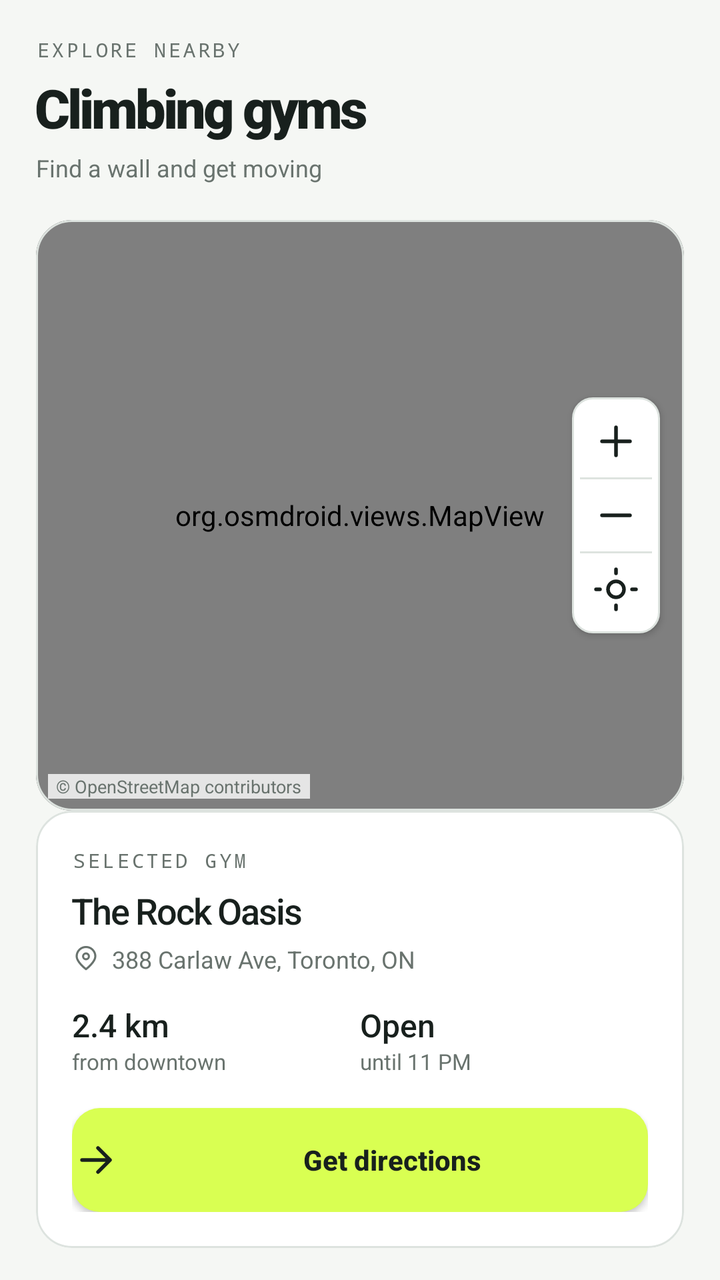
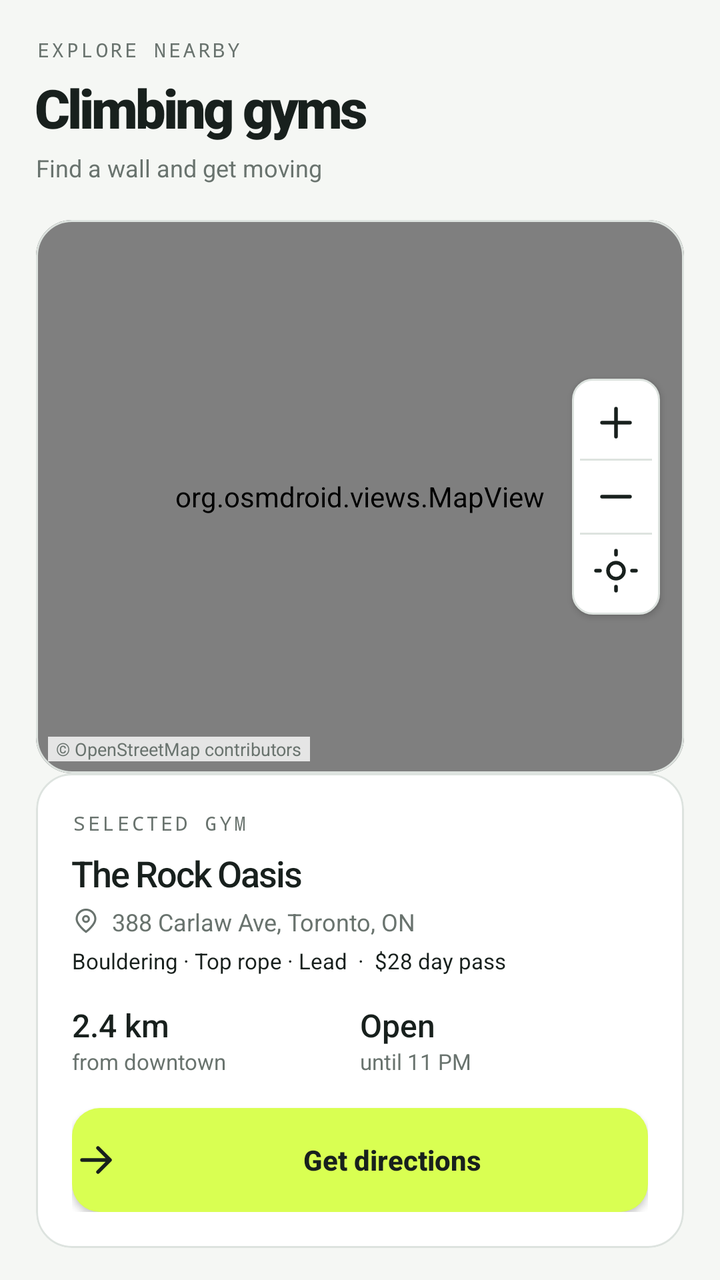

Before-and-after screenshots of an Android layout around one commit, followed by the original layout XML and the change that was made.
<!-- AndroidManifest.xml: application theme Theme.SendBeta -->
<!-- res/layout/fragment_map.xml -->
<?xml version="1.0" encoding="utf-8"?>
<androidx.constraintlayout.widget.ConstraintLayout
    xmlns:android="http://schemas.android.com/apk/res/android"
    xmlns:app="http://schemas.android.com/apk/res-auto"
    android:layout_width="match_parent"
    android:layout_height="match_parent"
    android:background="@color/paper">

    
    <LinearLayout
        android:id="@+id/header"
        android:layout_width="match_parent"
        android:layout_height="wrap_content"
        android:orientation="vertical"
        android:paddingHorizontal="18dp"
        android:paddingTop="18dp"
        app:layout_constraintTop_toTopOf="parent">

        <TextView
            android:layout_width="wrap_content"
            android:layout_height="wrap_content"
            android:fontFamily="monospace"
            android:letterSpacing="0.13"
            android:text="@string/explore_nearby"
            android:textAllCaps="true"
            android:textColor="@color/muted"
            android:textSize="10sp" />

        <TextView
            android:layout_width="wrap_content"
            android:layout_height="wrap_content"
            android:layout_marginTop="4dp"
            android:fontFamily="sans-serif-black"
            android:letterSpacing="-0.05"
            android:text="@string/climbing_gyms"
            android:textColor="@color/ink"
            android:textSize="27sp" />

        <TextView
            android:id="@+id/map_subtitle"
            android:layout_width="wrap_content"
            android:layout_height="wrap_content"
            android:layout_marginTop="4dp"
            android:text="@string/map_subtitle"
            android:textColor="@color/muted"
            android:textSize="12sp" />
    </LinearLayout>

    
    <HorizontalScrollView
        android:id="@+id/gym_chips_scroll"
        android:layout_width="match_parent"
        android:layout_height="wrap_content"
        android:layout_marginTop="10dp"
        android:clipToPadding="false"
        android:paddingHorizontal="18dp"
        android:scrollbars="none"
        app:layout_constraintTop_toBottomOf="@id/header">

        <com.google.android.material.chip.ChipGroup
            android:id="@+id/gym_chips"
            android:layout_width="wrap_content"
            android:layout_height="wrap_content"
            app:selectionRequired="true"
            app:singleLine="true"
            app:singleSelection="true" />
    </HorizontalScrollView>

    
    <com.google.android.material.card.MaterialCardView
        android:id="@+id/map_card"
        android:layout_width="match_parent"
        android:layout_height="0dp"
        android:layout_marginHorizontal="18dp"
        android:layout_marginTop="8dp"
        app:cardBackgroundColor="@color/line"
        app:cardCornerRadius="18dp"
        app:cardElevation="0dp"
        app:layout_constraintBottom_toTopOf="@id/gym_info_card"
        app:layout_constraintTop_toBottomOf="@id/gym_chips_scroll">

        <FrameLayout
            android:layout_width="match_parent"
            android:layout_height="match_parent">

            
            <org.osmdroid.views.MapView
                android:id="@+id/map_view"
                android:layout_width="match_parent"
                android:layout_height="match_parent" />

            
            <LinearLayout
                android:layout_width="wrap_content"
                android:layout_height="wrap_content"
                android:layout_gravity="end|center_vertical"
                android:layout_marginEnd="12dp"
                android:background="@drawable/map_controls_background"
                android:elevation="2dp"
                android:orientation="vertical"
                android:padding="4dp">

                <ImageButton
                    android:id="@+id/btn_zoom_in"
                    android:layout_width="36dp"
                    android:layout_height="36dp"
                    android:background="@android:color/transparent"
                    android:contentDescription="Zoom in"
                    android:src="@drawable/ic_plus"
                    app:tint="@color/ink" />

                <View
                    android:layout_width="match_parent"
                    android:layout_height="1dp"
                    android:background="@color/line" />

                <ImageButton
                    android:id="@+id/btn_zoom_out"
                    android:layout_width="36dp"
                    android:layout_height="36dp"
                    android:background="@android:color/transparent"
                    android:contentDescription="Zoom out"
                    android:src="@drawable/ic_minus"
                    app:tint="@color/ink" />

                <View
                    android:layout_width="match_parent"
                    android:layout_height="1dp"
                    android:background="@color/line" />

                <ImageButton
                    android:id="@+id/btn_my_location"
                    android:layout_width="36dp"
                    android:layout_height="36dp"
                    android:background="@android:color/transparent"
                    android:contentDescription="My location"
                    android:src="@drawable/ic_my_location"
                    app:tint="@color/ink" />
            </LinearLayout>

            
            <TextView
                android:layout_width="wrap_content"
                android:layout_height="wrap_content"
                android:layout_gravity="bottom|start"
                android:layout_margin="6dp"
                android:background="#CCFFFFFF"
                android:paddingHorizontal="4dp"
                android:text="© OpenStreetMap contributors"
                android:textColor="@color/muted"
                android:textSize="9sp" />
        </FrameLayout>
    </com.google.android.material.card.MaterialCardView>

    
    <com.google.android.material.card.MaterialCardView
        android:id="@+id/gym_info_card"
        android:layout_width="match_parent"
        android:layout_height="wrap_content"
        android:layout_marginHorizontal="18dp"
        android:layout_marginTop="12dp"
        android:layout_marginBottom="16dp"
        app:cardBackgroundColor="@color/white"
        app:cardCornerRadius="18dp"
        app:cardElevation="0dp"
        app:layout_constraintBottom_toBottomOf="parent"
        app:strokeColor="@color/line"
        app:strokeWidth="1dp">

        <LinearLayout
            android:layout_width="match_parent"
            android:layout_height="wrap_content"
            android:orientation="vertical"
            android:padding="18dp">

            <TextView
                android:layout_width="wrap_content"
                android:layout_height="wrap_content"
                android:fontFamily="monospace"
                android:letterSpacing="0.13"
                android:text="@string/selected_gym"
                android:textAllCaps="true"
                android:textColor="@color/muted"
                android:textSize="10sp" />

            <TextView
                android:id="@+id/gym_name"
                android:layout_width="wrap_content"
                android:layout_height="wrap_content"
                android:layout_marginTop="6dp"
                android:fontFamily="sans-serif-medium"
                android:letterSpacing="-0.04"
                android:text="The Rock Oasis"
                android:textColor="@color/ink"
                android:textSize="18sp" />

            <LinearLayout
                android:layout_width="wrap_content"
                android:layout_height="wrap_content"
                android:layout_marginTop="4dp"
                android:gravity="center_vertical"
                android:orientation="horizontal">

                <ImageView
                    android:layout_width="14dp"
                    android:layout_height="14dp"
                    android:src="@drawable/ic_location"
                    app:tint="@color/muted" />

                <TextView
                    android:id="@+id/gym_address"
                    android:layout_width="wrap_content"
                    android:layout_height="wrap_content"
                    android:layout_marginStart="6dp"
                    android:text="388 Carlaw Ave, Toronto, ON"
                    android:textColor="@color/muted"
                    android:textSize="12sp" />
            </LinearLayout>

            
            <LinearLayout
                android:layout_width="match_parent"
                android:layout_height="wrap_content"
                android:layout_marginTop="14dp"
                android:orientation="horizontal">

                <LinearLayout
                    android:layout_width="0dp"
                    android:layout_height="wrap_content"
                    android:layout_weight="1"
                    android:orientation="vertical">

                    <TextView
                        android:id="@+id/gym_distance"
                        android:layout_width="wrap_content"
                        android:layout_height="wrap_content"
                        android:fontFamily="sans-serif-medium"
                        android:text="2.4 km"
                        android:textColor="@color/ink"
                        android:textSize="16sp" />

                    <TextView
                        android:id="@+id/gym_distance_label"
                        android:layout_width="wrap_content"
                        android:layout_height="wrap_content"
                        android:text="from downtown"
                        android:textColor="@color/muted"
                        android:textSize="11sp" />
                </LinearLayout>

                <LinearLayout
                    android:layout_width="0dp"
                    android:layout_height="wrap_content"
                    android:layout_weight="1"
                    android:orientation="vertical">

                    <TextView
                        android:id="@+id/gym_hours"
                        android:layout_width="wrap_content"
                        android:layout_height="wrap_content"
                        android:fontFamily="sans-serif-medium"
                        android:text="Open"
                        android:textColor="@color/ink"
                        android:textSize="16sp" />

                    <TextView
                        android:id="@+id/gym_hours_label"
                        android:layout_width="wrap_content"
                        android:layout_height="wrap_content"
                        android:text="until 11 PM"
                        android:textColor="@color/muted"
                        android:textSize="11sp" />
                </LinearLayout>
            </LinearLayout>

            
            <Button
                android:id="@+id/btn_directions"
                android:layout_width="match_parent"
                android:layout_height="52dp"
                android:layout_marginTop="16dp"
                android:background="@drawable/button_lime"
                android:drawableStart="@drawable/ic_arrow_forward"
                android:drawablePadding="8dp"
                android:text="@string/get_directions"
                android:textAllCaps="false"
                android:textColor="@color/ink"
                android:textSize="14sp"
                android:textStyle="bold"
                app:drawableTint="@color/ink" />
        </LinearLayout>
    </com.google.android.material.card.MaterialCardView>
</androidx.constraintlayout.widget.ConstraintLayout>
<!-- resources referenced by this layout -->
<resources>
  <color name="ink">#18201d</color>
  <color name="line">#dde3df</color>
  <color name="muted">#69736e</color>
  <color name="paper">#f5f7f4</color>
  <color name="white">#ffffff</color>
  <!-- drawable button_lime (drawable) -->
  <?xml version="1.0" encoding="utf-8"?>
  <shape xmlns:android="http://schemas.android.com/apk/res/android"
      android:shape="rectangle">
      <solid android:color="@color/lime" />
      <corners android:radius="14dp" />
  </shape>
  <!-- drawable ic_arrow_forward (drawable) -->
  <?xml version="1.0" encoding="utf-8"?>
  <vector xmlns:android="http://schemas.android.com/apk/res/android"
      android:width="24dp"
      android:height="24dp"
      android:viewportWidth="24"
      android:viewportHeight="24">
      <path
          android:pathData="M5,12h14M13,6l6,6 -6,6"
          android:strokeWidth="1.8"
          android:strokeColor="@color/ink"
          android:strokeLineCap="round"
          android:strokeLineJoin="round"
          android:fillColor="#00000000" />
  </vector>
  <!-- drawable ic_minus (drawable) -->
  <?xml version="1.0" encoding="utf-8"?>
  <vector xmlns:android="http://schemas.android.com/apk/res/android"
      android:width="24dp"
      android:height="24dp"
      android:viewportWidth="24"
      android:viewportHeight="24">
      <path
          android:pathData="M5,12H19"
          android:strokeWidth="1.8"
          android:strokeColor="@color/ink"
          android:strokeLineCap="round"
          android:strokeLineJoin="round"
          android:fillColor="#00000000"/>
  </vector>
  <!-- drawable ic_plus (drawable) -->
  <?xml version="1.0" encoding="utf-8"?>
  <vector xmlns:android="http://schemas.android.com/apk/res/android"
      android:width="24dp"
      android:height="24dp"
      android:viewportWidth="24"
      android:viewportHeight="24">
      <path
          android:pathData="M12 5v14M5 12h14"
          android:strokeWidth="1.8"
          android:strokeColor="@color/ink"
          android:strokeLineCap="round"
          android:strokeLineJoin="round"
          android:fillColor="#00000000" />
  </vector>
  <!-- drawable map_controls_background (drawable) -->
  <?xml version="1.0" encoding="utf-8"?>
  <shape xmlns:android="http://schemas.android.com/apk/res/android"
      android:shape="rectangle">
      <solid android:color="@color/white" />
      <corners android:radius="10dp" />
      <stroke
          android:width="1dp"
          android:color="@color/line" />
  </shape>
  <string name="climbing_gyms">Climbing gyms</string>
  <string name="explore_nearby">Explore nearby</string>
  <string name="get_directions">Get directions</string>
  <string name="map_subtitle">Find a wall and get moving</string>
  <string name="selected_gym">Selected gym</string>
  <style name="Theme.SendBeta" parent="Base.Theme.SendBeta" />
  <color name="lime">#d9ff52</color>
  <color name="lime_dark">#b9e72a</color>
  <style name="Widget.SendBeta.CardView" parent="Widget.Material3.CardView.Outlined">
          <item name="cardBackgroundColor">@color/white</item>
          <item name="cardCornerRadius">14dp</item>
          <item name="cardElevation">0dp</item>
          <item name="strokeColor">@color/line</item>
          <item name="strokeWidth">1dp</item>
      </style>
  <style name="Widget.SendBeta.Chip" parent="Widget.Material3.Chip.Filter">
          <item name="chipBackgroundColor">@color/chip_background_color</item>
          <item name="chipStrokeColor">@color/line</item>
          <item name="chipStrokeWidth">1dp</item>
          <item name="android:textColor">@color/chip_text_color</item>
          <item name="chipCornerRadius">20dp</item>
      </style>
  <!-- unchanged entries left out for length: 3 -->
</resources>

<!-- the commit's change to res/layout/fragment_map.xml (unified diff, before → after) -->
@@ -216,6 +216,16 @@
                     android:textColor="@color/muted"
                     android:textSize="12sp" />
             </LinearLayout>
+
+            
+            <TextView
+                android:id="@+id/gym_types"
+                android:layout_width="wrap_content"
+                android:layout_height="wrap_content"
+                android:layout_marginTop="4dp"
+                android:text="Bouldering · Top rope · Lead  ·  $28 day pass"
+                android:textColor="@color/ink"
+                android:textSize="11sp" />
 
             
             <LinearLayout
